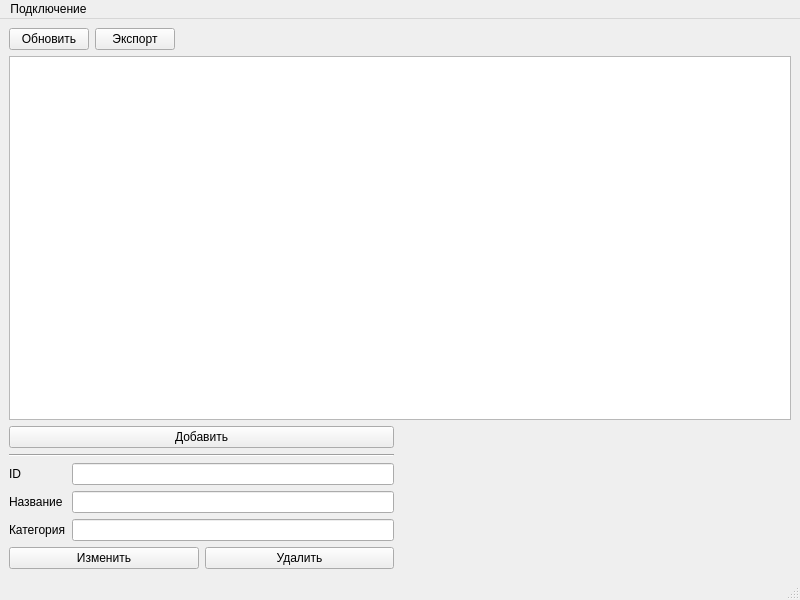
Qt form src/ui/MainWindow.ui (teackot/veggieapp) before a commit.
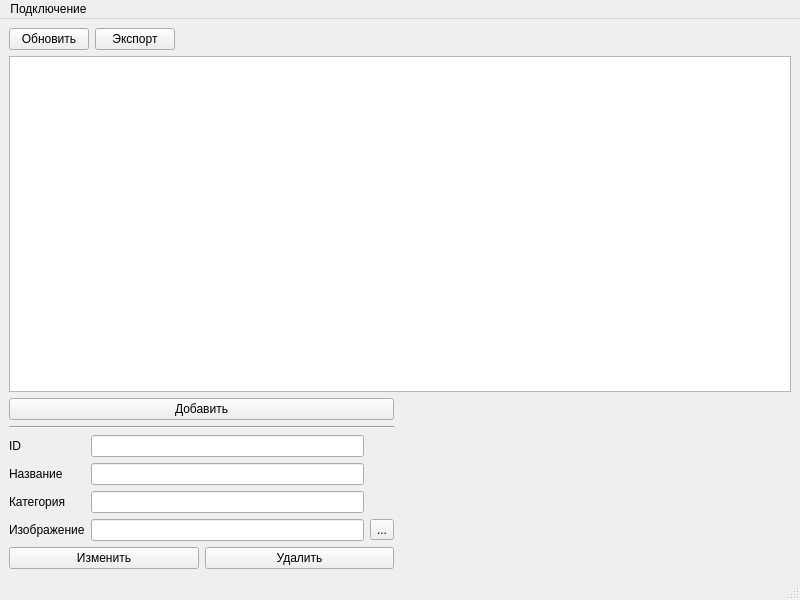
The same form after that commit. Icons and pictures are not drawn.

Commit message: Allow editing img from the main window

The edit to the form file:
```diff
--- a/src/ui/MainWindow.ui
+++ b/src/ui/MainWindow.ui
@@ -98,6 +98,23 @@
             </property>
            </widget>
           </item>
+          <item row="5" column="0">
+           <widget class="QLabel" name="labelImg">
+            <property name="text">
+             <string>Изображение</string>
+            </property>
+           </widget>
+          </item>
+          <item row="5" column="1">
+           <widget class="QLineEdit" name="imgInput"/>
+          </item>
+          <item row="5" column="2">
+           <widget class="QToolButton" name="fpickerButton">
+            <property name="text">
+             <string>...</string>
+            </property>
+           </widget>
+          </item>
           <item row="4" column="1">
            <widget class="QLineEdit" name="categoryInput"/>
           </item>
@@ -147,13 +164,6 @@
         </item>
        </layout>
       </item>
-      <item>
-       <widget class="QLabel" name="imgLabel">
-        <property name="text">
-         <string/>
-        </property>
-       </widget>
-      </item>
       <item>
        <spacer name="horizontalSpacer">
         <property name="orientation">
@@ -167,6 +177,13 @@
         </property>
        </spacer>
       </item>
+      <item alignment="Qt::AlignRight">
+       <widget class="QLabel" name="imgLabel">
+        <property name="text">
+         <string/>
+        </property>
+       </widget>
+      </item>
      </layout>
     </item>
    </layout>
```
Left out of the diff: 6 changed lines with no effect on the pictures. The commit also changes 2 other files.
